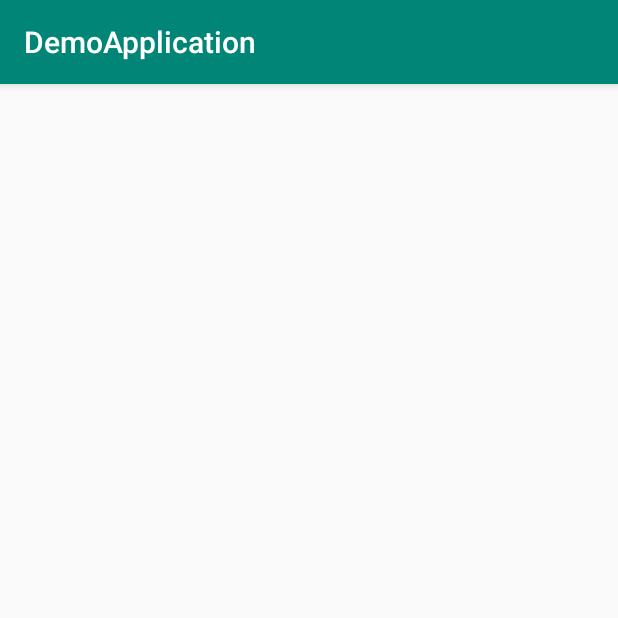
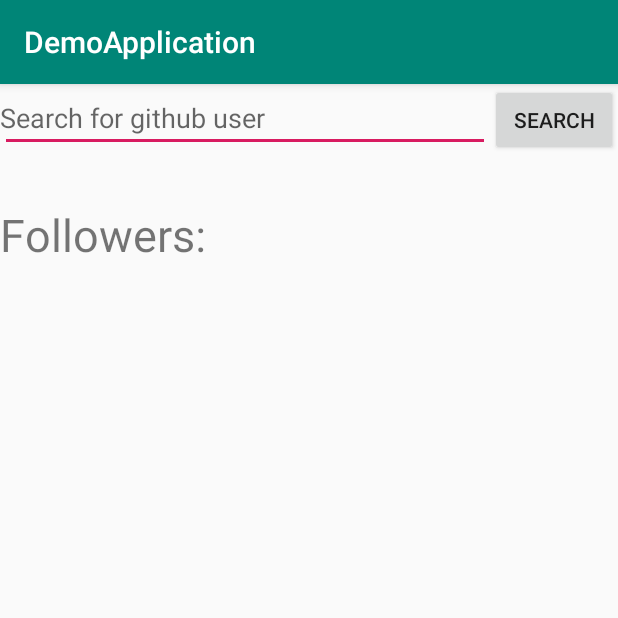
Before and after one commit to kbmatyas/starter-project, an Android app: the screen it shows after launch (MainActivity), on a phone screen of 412 x 824 dp, the top half of it. Run offline under Robolectric (Android 15) with nearby library versions, the phone set to English and light mode, and no system bars; our stand-ins replace RxJava, data binding; network calls fail.

Commit message:
Small edits

```diff
--- a/app/src/main/java/com/possible/demo/MainActivity.kt
+++ b/app/src/main/java/com/possible/demo/MainActivity.kt
@@ -4,6 +4,7 @@ import android.os.Bundle
 import android.util.Log
 import androidx.appcompat.app.AppCompatActivity
 import androidx.lifecycle.ViewModelProviders
+import androidx.recyclerview.widget.GridLayoutManager
 import androidx.recyclerview.widget.LinearLayoutManager
 import androidx.recyclerview.widget.RecyclerView
 import io.reactivex.disposables.CompositeDisposable
@@ -22,7 +23,7 @@ class MainActivity : AppCompatActivity() {
         super.onCreate(savedInstanceState)
         setContentView(R.layout.activity_main)
 
-        layoutManager = LinearLayoutManager(this)
+        layoutManager = GridLayoutManager(this,3)
 
         val model = ViewModelProviders.of(this).get(GithubViewModel::class.java)
 
--- a/app/src/main/res/layout/activity_main.xml
+++ b/app/src/main/res/layout/activity_main.xml
@@ -1,10 +1,11 @@
 <?xml version="1.0" encoding="utf-8"?>
-<layout xmlns:android="http://schemas.android.com/apk/res/android"
-    xmlns:app="http://schemas.android.com/apk/res-auto">
+<layout xmlns:android="http://schemas.android.com/apk/res/android">
+
     <data>
+
         <variable
             name="viewModel"
-            type="com.possible.demo.GithubViewModel"/>
+            type="com.possible.demo.GithubViewModel" />
     </data>
 
     <LinearLayout
@@ -12,11 +13,39 @@
         android:layout_height="match_parent"
         android:orientation="vertical">
 
-    <androidx.recyclerview.widget.RecyclerView
-        android:id="@+id/githubRecyclerView"
-        android:layout_width="match_parent"
-        android:layout_height="match_parent"
-        android:scrollbarStyle="outsideInset"/>
+        <LinearLayout
+            android:layout_width="match_parent"
+            android:layout_height="50dp"
+            android:orientation="horizontal"
+            android:layout_marginBottom="30dp">
+
+        <EditText
+            android:layout_width="wrap_content"
+            android:layout_height="wrap_content"
+            android:hint="@string/search_for_github_user"
+            android:paddingEnd="150dp"
+            android:paddingStart ="0dp"
+            android:inputType="text"/>
+
+            <Button
+                android:layout_width="wrap_content"
+                android:layout_height="wrap_content"
+                android:text = "@string/search_button_label"
+                android:layout_gravity="end"/>
+
+        </LinearLayout>
+
+        <TextView
+            android:layout_width="wrap_content"
+            android:layout_height="wrap_content"
+            android:text="@string/followers_label"
+            android:textSize="30sp"/>
+
+        <androidx.recyclerview.widget.RecyclerView
+            android:id="@+id/githubRecyclerView"
+            android:layout_width="match_parent"
+            android:layout_height="match_parent"
+            android:scrollbarStyle="outsideInset" />
 
     </LinearLayout>
 
--- a/app/src/main/res/layout/github_user_item.xml
+++ b/app/src/main/res/layout/github_user_item.xml
@@ -10,7 +10,7 @@
 
     <androidx.cardview.widget.CardView
         android:layout_width="match_parent"
-        android:layout_height="200dp"
+        android:layout_height="match_parent"
         style="@style/CardView.Light">
 
     <androidx.cardview.widget.CardView
@@ -18,15 +18,13 @@
         android:layout_height="match_parent"
         style="@style/githubCardViewStyle">
 
-
             <TextView
                 android:id="@+id/username"
-                android:layout_width="match_parent"
+                android:layout_width="wrap_content"
                 android:layout_height="wrap_content"
                 android:text="@{follower.login}"
                 style="@style/gitHubLoginText"
                 android:drawableLeft="@drawable/ic_action_name"/>
-
 
     </androidx.cardview.widget.CardView>
 
--- a/app/src/main/res/values/strings.xml
+++ b/app/src/main/res/values/strings.xml
@@ -1,3 +1,6 @@
 <resources>
     <string name="app_name">DemoApplication</string>
+    <string name="followers_label">Followers:</string>
+    <string name="search_for_github_user">Search for github user</string>
+    <string name="search_button_label">Search</string>
 </resources>
```
Also changed, not shown: app/src/main/java/com/possible/demo/GithubFragment.kt (line endings or trailing spaces).
